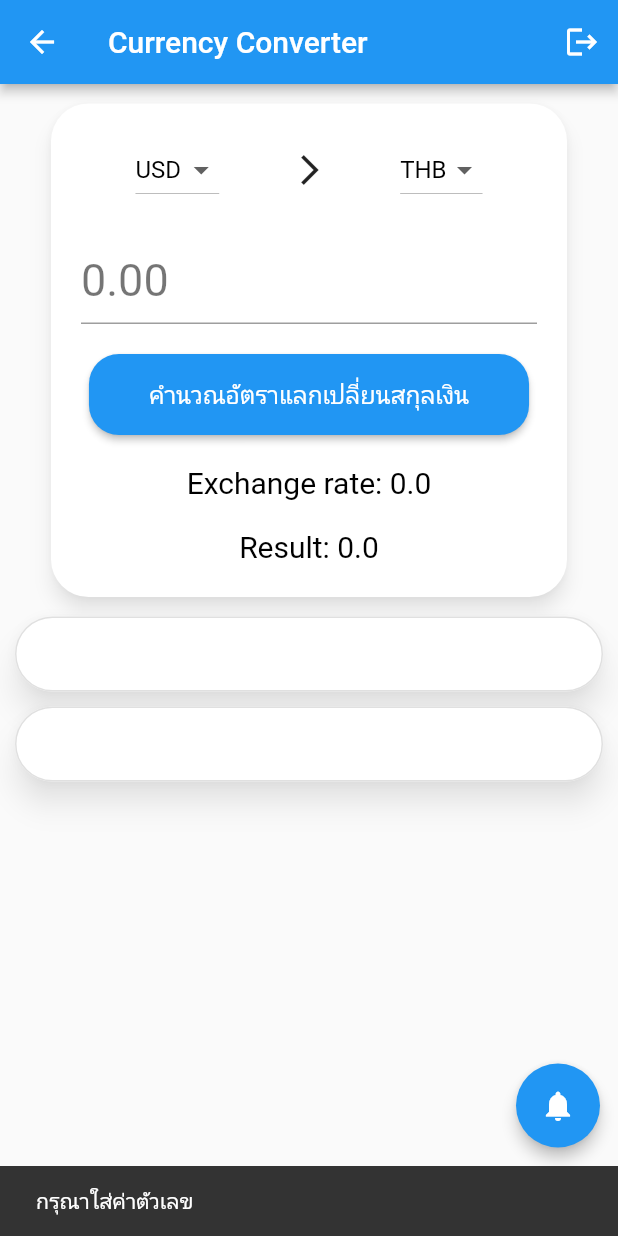
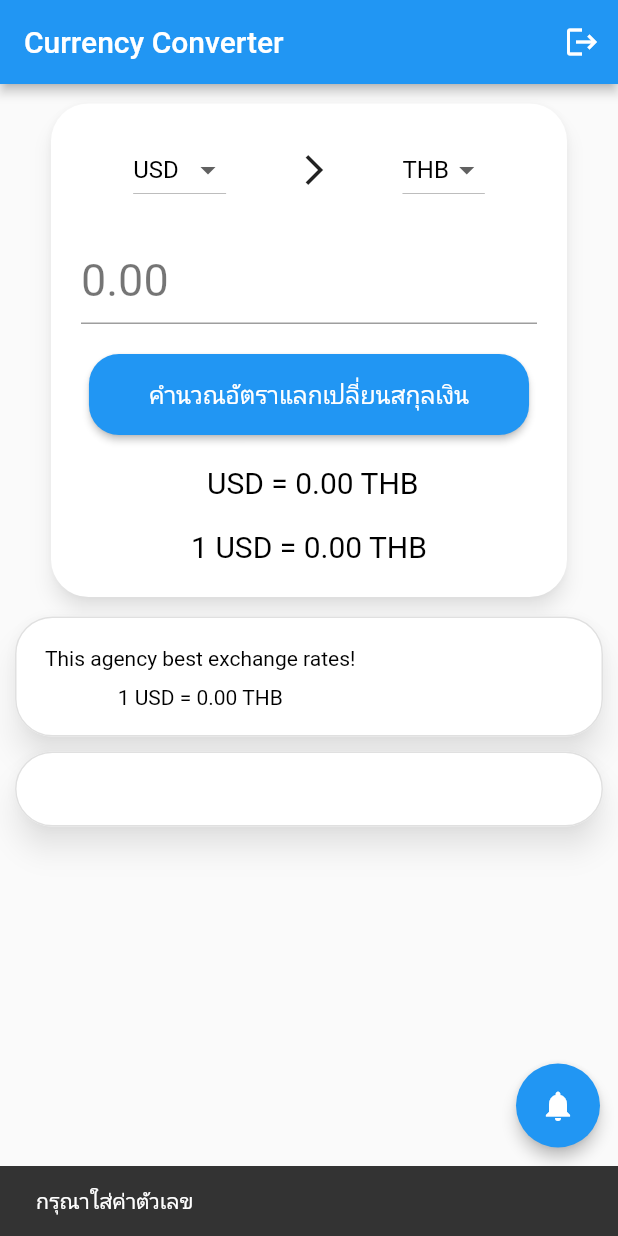
Before and after one commit to Dolity/RateThai, a Flutter app: the CalculatorNav screen opened directly, after a tap on "คำนวณอัตราแลกเปลี่ยนสกุลเงิน", on a phone screen of 412 x 824 dp. Run offline on Flutter 3.47's test engine with Material 2 defaults, Android fonts, the light colour scheme and no system bars; our stand-ins replace barcode_widget, circular_countdown_timer, cloud_firestore, firebase_auth, firebase_core, firebase_database and 10 more; missing offline and left inert: base32, dart:ffi, email_auth, email_otp, flutter_facebook_auth, flutter_local_notifications_platform_interface and 3 more; accounts and stored records are empty.

Commit message:
Mix_Stable_V1
Delete calcultorNav
change ip local ad ConvertNav
cange number doc at homeNav reservation

```diff
--- a/lib/page/Navbar/CalculatorNav.dart
+++ /dev/null
@@ -1,272 +0,0 @@
-import 'dart:convert';
-
-import 'package:flutter/material.dart';
-import 'package:form_field_validator/form_field_validator.dart';
-import 'package:http/http.dart' as http;
-import '../../models/notifyModel.dart';
-import '../Setting/notify.dart';
-import '../Setting/Theme.dart';
-
-class CalculatorNav extends StatefulWidget {
-  const CalculatorNav({super.key});
-
-  @override
-  State<CalculatorNav> createState() => _CalculatorNavState();
-}
-
-class _CalculatorNavState extends State<CalculatorNav> {
-  final TextEditingController _textEditingController = TextEditingController();
-  String? _fromCurrency = 'USD';
-  String? _toCurrency = 'THB';
-  double _exchangeRate = 0.0;
-  DarkThemeProvider themeChangeProvider = DarkThemeProvider();
-
-  @override
-  Widget build(BuildContext context) {
-    return Scaffold(
-        appBar: AppBar(
-          title: const Text('Currency Converter'),
-          actions: [
-            IconButton(
-              icon: const Icon(Icons.logout),
-              onPressed: () {},
-            ),
-          ],
-        ),
-        floatingActionButton: FloatingActionButton(
-          onPressed: () {
-            Navigator.push(
-              context,
-              MaterialPageRoute(
-                builder: (context) => notify(
-                  notification: NotificationModel(amount: '', fromCurrency: ''),
-                ),
-              ),
-            );
-          },
-          child: const Icon(Icons.notifications),
-          backgroundColor: Colors.blue,
-          elevation: 4,
-          shape: const CircleBorder(),
-        ),
-        floatingActionButtonLocation: FloatingActionButtonLocation.miniEndFloat,
-        body: ListView(children: [
-          Container(
-              padding: const EdgeInsets.fromLTRB(10, 10, 10, 10),
-              child: Column(mainAxisSize: MainAxisSize.max, children: [
-                SizedBox(
-                    width: 350,
-                    height: 335,
-                    child: Card(
-                        shape: RoundedRectangleBorder(
-                          borderRadius: BorderRadius.circular(25),
-                        ),
-                        elevation: 5,
-                        child: Container(
-                            padding: const EdgeInsets.all(20),
-                            child: Column(
-                                crossAxisAlignment: CrossAxisAlignment.center,
-                                children: [
-                                  Row(
-                                    mainAxisAlignment:
-                                        MainAxisAlignment.spaceEvenly,
-                                    children: [
-                                      DropdownButton<String>(
-                                        value: _fromCurrency,
-                                        onChanged: (String? value) {
-                                          setState(() {
-                                            _fromCurrency = value;
-                                            print(
-                                                'fromCurrency: $_fromCurrency');
-                                          });
-                                        },
-                                        items: [
-                                          const DropdownMenuItem(
-                                            child: Text('AED'),
-                                            value: 'AED',
-                                          ),
-                                          const DropdownMenuItem(
-                                            child: Text('AUD'),
-                                            value: 'AUD',
-                                          ),
-                                          const DropdownMenuItem(
-                                            child: Text('BHD'),
-                                            value: 'BHD',
-                                          ),
-                                          const DropdownMenuItem(
-                                            child: Text('BND'),
-                                            value: 'BND',
-                                          ),
-                                          const DropdownMenuItem(
-                                            child: Text('USD'),
-                                            value: 'USD',
-                                          ),
-                                          const DropdownMenuItem(
-                                            child: Text('JPY'),
-                                            value: 'JPY',
-                                          ),
-                                          const DropdownMenuItem(
-                                            child: Text('SGD'),
-                                            value: 'SGD',
-                                          ),
-                                          // Add more currencies here
-                                        ],
-                                      ),
-                                      IconButton(
-                                        icon:
-                                            const Icon(Icons.arrow_forward_ios),
-                                        onPressed: () {
-                                          // setState(() {
-                                          //   var temp = _fromCurrency;
-                                          //   _fromCurrency = _toCurrency;
-                                          //   _toCurrency = temp;
-                                          // });
-                                        },
-                                      ),
-                                      DropdownButton<String>(
-                                        value: _toCurrency,
-                                        onChanged: (String? value) {
-                                          setState(() {
-                                            _toCurrency = value;
-                                            print('toCurrency: $_toCurrency');
-                                          });
-                                        },
-                                        items: [
-                                          const DropdownMenuItem(
-                                            child: Text('THB'),
-                                            value: 'THB',
-                                          ),
-                                          // Add more currencies here
-                                        ],
-                                      ),
-                                    ],
-                                  ),
-                                  const SizedBox(height: 20),
-                                  TextFormField(
-                                    controller: _textEditingController,
-                                    validator: RequiredValidator(
-                                        errorText: "กรุณาใส่ค่าตัวเลข"),
-                                    keyboardType: TextInputType.number,
-                                    decoration: const InputDecoration(
-                                        border: UnderlineInputBorder(),
-                                        hintText: '0.00',
-                                        hintStyle: TextStyle(fontSize: 30)),
-                                  ),
-                                  const SizedBox(height: 20),
-                                  ElevatedButton(
-                                    onPressed: () async {
-                                      var message = "";
-                                      message = "กรุณาใส่ค่าตัวเลข";
-                                      if (_textEditingController.text.isEmpty) {
-                                        setState(() {
-                                          _exchangeRate = 0.0;
-                                        });
-                                        ScaffoldMessenger.of(context)
-                                            .showSnackBar(SnackBar(
-                                                content: Text(message)));
-                                        print('Error: Please enter amount');
-                                        return;
-                                      } else {
-                                        var apiKey = 'e50a59e299ef0bae5bc03139';
-                                        var url =
-                                            'https://v6.exchangerate-api.com/v6/$apiKey/latest/$_fromCurrency';
-                                        var response =
-                                            await http.get(Uri.parse(url));
-                                        if (response.statusCode == 200) {
-                                          var jsonResponse =
-                                              jsonDecode(response.body);
-                                          var conversionRates =
-                                              jsonResponse['conversion_rates'];
-                                          if (conversionRates != null &&
-                                              conversionRates
-                                                  .containsKey(_toCurrency)) {
-                                            setState(() {
-                                              _exchangeRate =
-                                                  conversionRates[_toCurrency];
-                                              print(
-                                                  'Input amount: $_exchangeRate');
-                                            });
-                                          } else {
-                                            print(
-                                                'Error: Invalid response from API');
-                                          }
-                                        } else {
-                                          print(
-                                              'Error: Failed to get response from API');
-                                        }
-                                      }
-                                    },
-                                    child: const Text(
-                                      'คำนวณอัตราแลกเปลี่ยนสกุลเงิน',
-                                      style: TextStyle(fontSize: 16),
-                                    ),
-                                    style: ElevatedButton.styleFrom(
-                                      padding: const EdgeInsets.symmetric(
-                                          horizontal: 40, vertical: 16),
-                                      backgroundColor: Colors.blue,
-                                      shape: RoundedRectangleBorder(
-                                        borderRadius: BorderRadius.circular(20),
-                                      ),
-                                    ),
-                                  ),
-                                  const SizedBox(height: 20),
-                                  Text(
-                                    'Exchange rate: $_exchangeRate',
-                                    style: const TextStyle(fontSize: 20),
-                                  ),
-                                  const SizedBox(height: 20),
-                                  Text(
-                                    'Result: ${(_exchangeRate ?? 0.0) * (double.tryParse(_textEditingController?.text?.toString() ?? '0.0') ?? 0.0)}',
-                                    style: const TextStyle(fontSize: 20),
-                                  ),
-                                ])))),
-                Padding(
-                  padding: const EdgeInsets.fromLTRB(0, 10, 0, 10),
-                  child: SizedBox(
-                      //Box1
-                      height: 50,
-                      width: MediaQuery.of(context).size.width * 1.0,
-                      child: Card(
-                          margin: const EdgeInsets.symmetric(
-                              horizontal: 0, vertical: 0),
-                          shape: RoundedRectangleBorder(
-                            borderRadius: BorderRadius.circular(25),
-                            side: BorderSide(
-                              color: Colors.grey.shade300,
-                              width: 1, // Add a border
-                            ),
-                          ),
-                          elevation: 8, // Add a shadow
-                          child: InkWell(
-                            onTap: () {
-                              // Do something when the ListTile is tapped
-                            },
-                          ))),
-                ),
-                Padding(
-                  padding: const EdgeInsets.fromLTRB(0, 0, 0, 10),
-                  child: SizedBox(
-                      //Box1
-                      height: 50,
-                      width: MediaQuery.of(context).size.width * 1.0,
-                      child: Card(
-                          margin: const EdgeInsets.symmetric(
-                              horizontal: 0, vertical: 0),
-                          shape: RoundedRectangleBorder(
-                            borderRadius: BorderRadius.circular(25),
-                            side: BorderSide(
-                              color: Colors.grey.shade300,
-                              width: 1, // Add a border
-                            ),
-                          ),
-                          elevation: 8, // Add a shadow
-                          child: InkWell(
-                            onTap: () {
-                              // Do something when the ListTile is tapped
-                            },
-                          ))),
-                ),
-              ])),
-        ]));
-  }
-}
--- a/lib/page/Navbar/convertNav.dart
+++ b/lib/page/Navbar/convertNav.dart
@@ -1,6 +1,4 @@
 import 'dart:convert';
-import 'dart:developer';
-import 'package:flutter/cupertino.dart';
 import 'package:flutter/material.dart';
 import 'package:form_field_validator/form_field_validator.dart';
 import 'package:testprojectbc/models/notifyModel.dart';
@@ -14,7 +12,7 @@
 
 class _CalculatorNavState extends State<CalculatorNav> {
   final TextEditingController _textEditingController = TextEditingController();
-  List<String> _currencies = [
+  final List<String> _currencies = [
     'AED',
     'AUD',
     'BHD',
@@ -54,7 +52,7 @@
   ];
   String? _fromCurrency = 'USD';
   String? _toCurrency = 'THB';
-  String? _agenName = '';
+  final String? _agenName = '';
   double? _exchangeRate = 0.0;
 
   double? maxSellRate = 0.0;
@@ -181,7 +179,7 @@
                                         //var apiKey = 'e50a59e299ef0bae5bc03139';
                                         var url =
                                             //'https://v6.exchangerate-api.com/v6/$apiKey/latest/$_fromCurrency';
-                                            'http://192.168.0.104:5100/getagencies/$_fromCurrency';
+                                            'http://192.168.1.12:5100/getagencies/$_fromCurrency';
                                         var response =
                                             await http.get(Uri.parse(url));
                                         print('before response');
--- a/lib/page/Navbar/homeNav.dart
+++ b/lib/page/Navbar/homeNav.dart
@@ -175,7 +175,7 @@
                                         if (documentHeader.length < 8) {
                                           return const Text('No data found');
                                         }
-                                        final agencySPO = documentHeader[7]
+                                        final agencySPO = documentHeader[6]
                                             ["agency"]; //index document
 
                                         final curIndex0 = agencySPO[0]
@@ -237,7 +237,7 @@
                                           } else {
                                             final document =
                                                 snapshot.data!.docs;
-                                            final agencySPO = document[7]
+                                            final agencySPO = document[6]
                                                 ["agency"]; //index document
 
                                             final dem1Index0 = agencySPO[0][
@@ -399,7 +399,7 @@
                                       } else {
                                         final documentHeader =
                                             snapshot.data!.docs;
-                                        final agencySPO = documentHeader[7]
+                                        final agencySPO = documentHeader[6]
                                             ["agency"]; //index document
 
                                         final curIndex0 = agencySPO[0]
@@ -444,7 +444,7 @@
                                           } else {
                                             final document =
                                                 snapshot.data!.docs;
-                                            final agencySPO = document[7]
+                                            final agencySPO = document[6]
                                                 ["agency"]; //index document
 
                                             final dem1Index0 = agencySPO[0][
--- a/lib/page/Navbar/loginsuccess.dart
+++ b/lib/page/Navbar/loginsuccess.dart
@@ -1,31 +1,10 @@
-import 'dart:convert';
-
 import 'package:firebase_auth/firebase_auth.dart';
 import 'package:firebase_core/firebase_core.dart';
-import 'package:flutter/cupertino.dart';
 import 'package:flutter/material.dart';
-import 'package:fluttertoast/fluttertoast.dart';
-import 'package:form_field_validator/form_field_validator.dart';
-import 'package:testprojectbc/models/notifyModel.dart';
 import 'package:testprojectbc/page/Navbar/ReservationNav.dart';
-import 'package:testprojectbc/page/Setting/detailNotify.dart';
 import 'package:testprojectbc/page/Setting/havePin.dart';
-import 'package:testprojectbc/page/Setting/makePin.dart';
-import 'package:testprojectbc/page/Setting/notify.dart';
-import 'package:testprojectbc/page/curinfo2.dart';
-import 'package:testprojectbc/page/currency.dart';
-import 'package:testprojectbc/page/emailFA.dart';
-import 'package:testprojectbc/page/emailOTP.dart';
-import 'package:testprojectbc/page/otpsuccess.dart';
-import 'package:testprojectbc/page/screenOTP.dart';
-import '../../models/profile.dart';
-import '../curinfo.dart';
-import '../login.dart';
-import 'package:cloud_firestore/cloud_firestore.dart';
-import 'package:firebase_storage/firebase_storage.dart';
-import 'package:http/http.dart' as http;
 
-import 'CalculatorNav.dart';
+import 'convertNav.dart';
 import 'HomeNav.dart';
 import '../Navbar/ProfileNav.dart';
 
@@ -44,7 +23,7 @@
       TextStyle(fontSize: 30, fontWeight: FontWeight.bold);
   static final screens = [
     const HomeNav(),
-    const CalculatorNav(),
+    CalculatorNav(),
     ReservationNav(),
     ProfileNav(),
   ];
--- a/lib/page/Navbar/reservationNav.dart
+++ b/lib/page/Navbar/reservationNav.dart
@@ -163,7 +163,7 @@
                                     );
                                   } else {
                                     final documentHeader = snapshot.data!.docs;
-                                    final agencySPO = documentHeader[7]
+                                    final agencySPO = documentHeader[6]
                                         ["agency"]; //index document
 
                                     final curIndex0 = agencySPO[0]
@@ -229,18 +229,18 @@
                                         );
                                       } else {
                                         final document = snapshot.data!.docs;
-                                        final agencySPO = document[7]
+                                        final agencySPO = document[6]
                                             ["agency"]; //index document
 
-                                        final dem1Index0 = agencySPO[0]
+                                        final dem1Index0 = agencySPO[1]
                                             ["dem1"]; //index agency with map[]
                                         final parsedDem1_SPO_USA = (dem1Index0);
 
-                                        final buyIndex0 = agencySPO[0]
+                                        final buyIndex0 = agencySPO[1]
                                             ["buy"]; //index agency with map[]
                                         final parsedBuy_SPO_USA = (buyIndex0);
 
-                                        final sellIndex0 = agencySPO[0]
+                                        final sellIndex0 = agencySPO[1]
                                             ["sell"]; //index agency with map[]
                                         final parsedSell_SPO_USA = (sellIndex0);
 
--- a/lib/page/Setting/Theme.dart
+++ b/lib/page/Setting/Theme.dart
@@ -12,9 +12,9 @@
       primarySwatch: Colors.blue, // color defult
       primaryColor: isDarkTheme ? Colors.pink : Colors.white,
       indicatorColor: isDarkTheme ? Colors.black54 : Colors.white,
-      buttonColor: isDarkTheme ? Colors.black54 : Colors.white,
+      //buttonColor: isDarkTheme ? Colors.black54 : Colors.white,
       hintColor: isDarkTheme ? Colors.white : Colors.black54,
-      highlightColor: isDarkTheme ? Colors.black54 : Colors.white,
+      highlightColor: isDarkTheme ? Colors.white : Colors.white,
       hoverColor: isDarkTheme ? Colors.green : Colors.white,
       focusColor: isDarkTheme ? Colors.green : Colors.white,
       disabledColor: Colors.grey,
```
Also changed, not shown: 1 other file.
